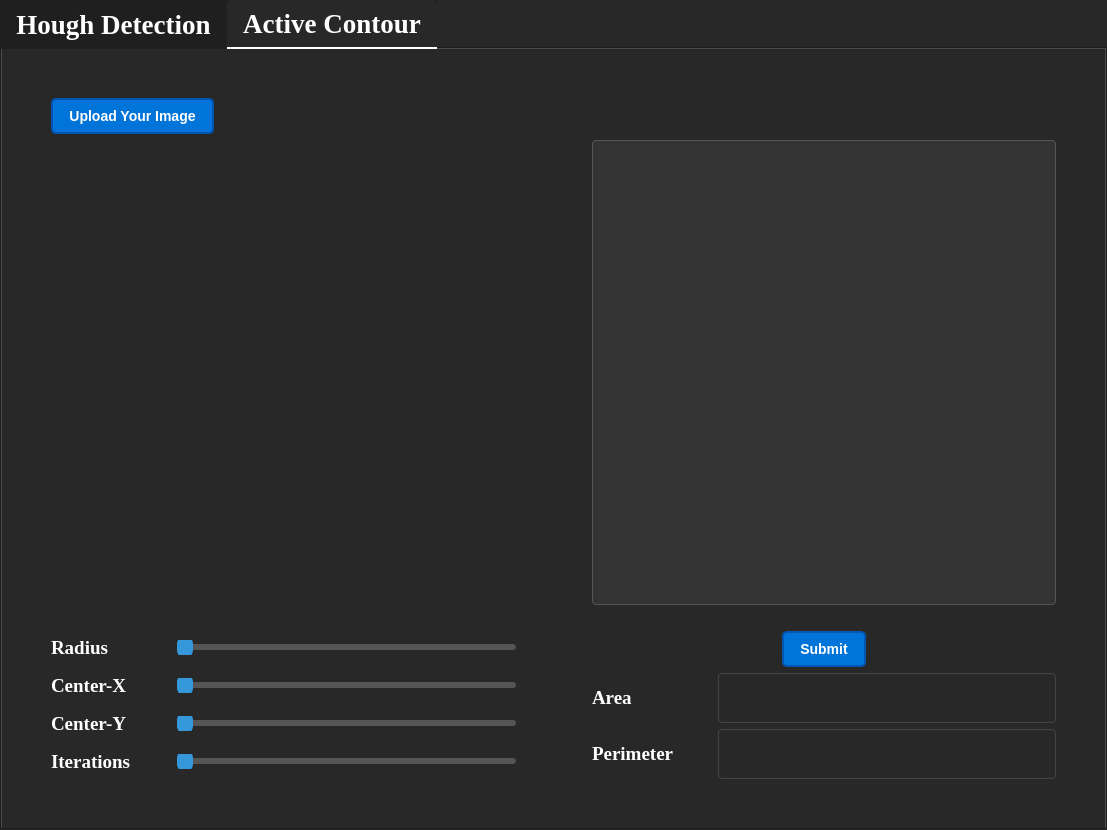
Qt form MainWindow.ui (fadymohsen/EdgeBoundaryDetection) before a commit.
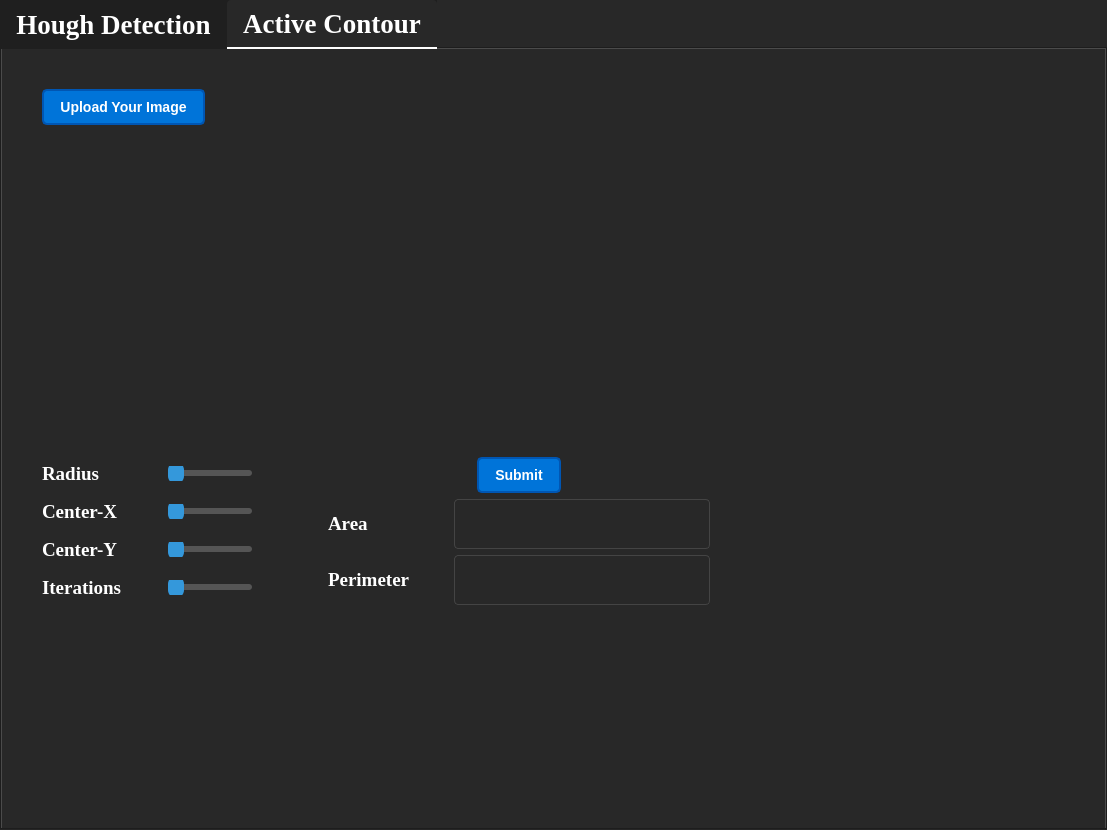
The same form after that commit. Custom widgets are drawn as their Qt base class.

Commit message: Update Active Contour UI

The edit to the form file:
```diff
--- a/MainWindow.ui
+++ b/MainWindow.ui
@@ -869,8 +869,7 @@
    <attribute name="title">
     <string>Active Contour</string>
    </attribute>
-   <layout class="QGridLayout" name="gridLayout_2">
-    <item row="0" column="0">
+   <widget class="QWidget" name="">
      <layout class="QHBoxLayout" name="horizontalLayout_16">
       <item>
        <spacer name="horizontalSpacer_19">
@@ -973,7 +972,7 @@
              </spacer>
             </item>
             <item>
-             <widget class="QGraphicsView" name="graphicsView">
+            <widget class="GraphicsLayoutWidget" name="graphics_afterActiveContour" native="true">
               <property name="sizePolicy">
                <sizepolicy hsizetype="Preferred" vsizetype="Expanding">
                 <horstretch>0</horstretch>
@@ -1468,8 +1467,7 @@
        </spacer>
       </item>
      </layout>
-    </item>
-   </layout>
+   </widget>
   </widget>
  </widget>
  <customwidgets>
```
Lines whose indentation alone changed are shown as unchanged.
